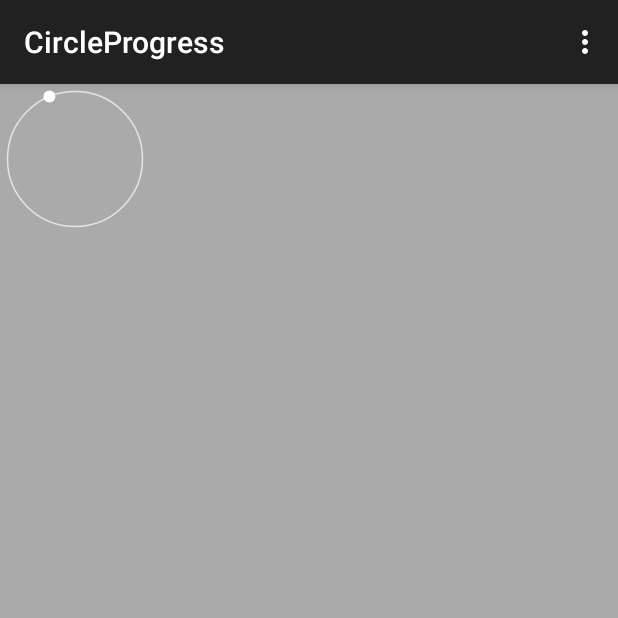
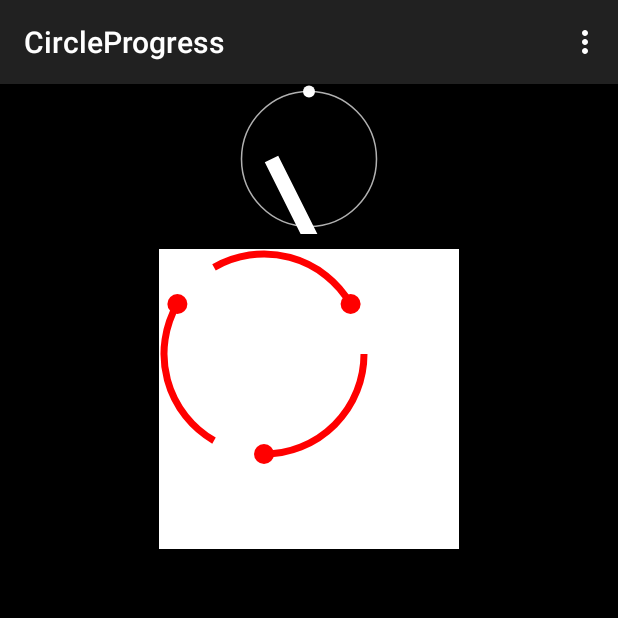
Before and after one commit to songnick/CircleBar, an Android app: the screen it shows after launch (MainActivity), on a phone screen of 412 x 824 dp, the top half of it. Run offline under Robolectric (Android 15) with nearby library versions, the phone set to English and light mode, and no system bars.

```diff
--- a/app/src/main/res/layout/activity_main.xml
+++ b/app/src/main/res/layout/activity_main.xml
@@ -4,16 +4,26 @@
     android:layout_width="match_parent"
     android:layout_height="match_parent"
     tools:context=".MainActivity"
-    android:background="@android:color/darker_gray">
+    android:background="@android:color/black">
 
     <com.github.songnick.view.AccelerationProgress
+        android:id="@+id/acc_progress"
         android:layout_width="100dp"
         android:layout_height="100dp"
         circle_progress:accBallBackground="@android:color/white"
         circle_progress:accBallRadius="4dp"
         circle_progress:bigCircleBackground="#b1ffffff"
         circle_progress:bigCircleStroke="1dp"
-        circle_progress:duration="5000"/>
+        circle_progress:duration="1000"
+        android:layout_centerHorizontal="true"/>
+
+    <com.github.songnick.view.RefreshProgress
+        android:layout_width="200dp"
+        android:layout_height="200dp"
+        android:layout_below="@id/acc_progress"
+        android:layout_centerHorizontal="true"
+        android:layout_marginTop="10dp"
+        android:background="@android:color/white"/>
 
 
 
--- a/library/src/main/java/com/github/songnick/view/AccelerationProgress.java
+++ b/library/src/main/java/com/github/songnick/view/AccelerationProgress.java
@@ -7,6 +7,7 @@ import android.content.res.TypedArray;
 import android.graphics.Canvas;
 import android.graphics.Color;
 import android.graphics.Paint;
+import android.graphics.Path;
 import android.graphics.RectF;
 import android.util.AttributeSet;
 import android.view.View;
@@ -87,7 +88,8 @@ public class AccelerationProgress extends View implements LinearAnimation.Linear
         mHookPaint = new Paint();
         mHookPaint.setAntiAlias(true);
         mHookPaint.setColor(Color.WHITE);
-        mHookPaint.setStyle(Paint.Style.FILL);
+        mHookPaint.setStrokeWidth(15);
+        mHookPaint.setStyle(Paint.Style.STROKE);
 
         rectF = new RectF();
     }
@@ -136,7 +138,7 @@ public class AccelerationProgress extends View implements LinearAnimation.Linear
         }else {
             drawHook(canvas);
         }
-
+        drawHook(canvas);
     }
 
     private void drawBigCircle(Canvas canvas){
@@ -157,7 +159,20 @@ public class AccelerationProgress extends View implements LinearAnimation.Linear
     }
 
     private void drawHook(Canvas canvas){
-
+        Path hookPath = new Path();
+        double sweepAngle = Math.PI/180 * 180;
+        float y = (float) Math.sin(sweepAngle)*(getBigCircleRadius()) + rectF.height()/2;
+        float x = (float)Math.cos(sweepAngle)*(getBigCircleRadius()) + rectF.width()/2;
+//        int count = canvas.getSaveCount();
+//        hookPath.moveTo(x, y);
+        float i = rectF.centerX()/2;
+        hookPath.moveTo(rectF.centerX()/2, rectF.centerY());
+        hookPath.lineTo(i + i*1.732f, rectF.centerY() + rectF.centerY() * 1.732f);
+//        hookPath.setFillType(Path.FillType.EVEN_ODD);
+//        hookPath.rLineTo(50, 150);
+//        hookPath.addRoundRect(0,100,50,150,5, 5, Path.Direction.CCW);
+        hookPath.close();
+        canvas.drawPath(hookPath, mHookPaint);
     }
 
     private float getBigCircleRadius(){
--- a/library/src/main/java/com/github/songnick/view/RefreshProgress.java
+++ b/library/src/main/java/com/github/songnick/view/RefreshProgress.java
@@ -105,7 +105,7 @@ public class RefreshProgress extends ViewGroup {
         circlePaint.setColor(Color.RED);
         circlePaint.setStrokeWidth(7);
         circlePaint.setStyle(Paint.Style.STROKE);
-        drawAccProgressbar(startAngle, canvas);
+//        drawAccProgressbar(startAngle, canvas);
 //        canvas.drawCircle(getMeasuredWidth() / 2, getMeasuredHeight() / 2, 120, paint);
         canvas.translate(5, 5);
         canvas.drawPath(getArcPath(), circlePaint);
```
